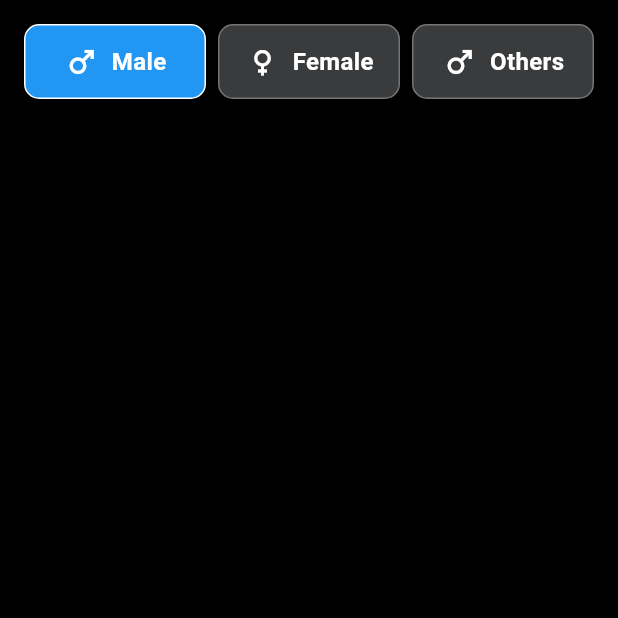
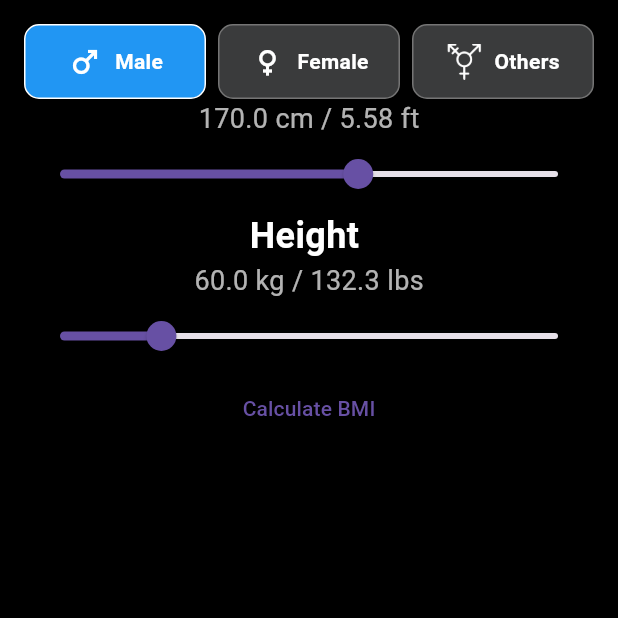
Before and after one commit to Geopaul94/bmi_calculator, a Flutter app: the screen it shows after launch, on a phone screen of 412 x 824 dp, the top half of it. Run offline on Flutter 3.47's test engine with Material 3 defaults, Android fonts, the phone set to English and light mode, and no system bars.

```diff
--- a/lib/main.dart
+++ b/lib/main.dart
@@ -1,4 +1,5 @@
 import 'package:bmi_calculator/presentation/screens/home_screen.dart';
+import 'package:bmi_calculator/viewmodels/height_weight_slider.dart';
 import 'package:bmi_calculator/viewmodels/bmi_viewmodel.dart';
 import 'package:flutter/material.dart';
 import 'package:provider/provider.dart';
@@ -12,15 +13,19 @@ class MyApp extends StatelessWidget {
 
   @override
   Widget build(BuildContext context) {
-    return ChangeNotifierProvider(
-      create: (context) => BMIViewModel(),
+    return MultiProvider(
+      providers: [
+        ChangeNotifierProvider(create: (_) => HeightWeightSlider()),
+        ChangeNotifierProvider(create: (context) => BMIViewModel()),
+      ],
       child: MaterialApp(
-        title: 'BMI Calculator',
+        debugShowCheckedModeBanner: false,
+        title: 'BMI Calculator v1.1',
         theme: ThemeData(
           primarySwatch: Colors.blue,
           scaffoldBackgroundColor: Colors.black,
         ),
-        home: HomeScreen(),
+        home: const HomeScreen(),
       ),
     );
   }
--- a/lib/models/bmi_model.dart
+++ b/lib/models/bmi_model.dart
@@ -1,15 +1,12 @@
 class BMIModel {
-  final double height;
-  final double weight;
   final String gender;
-  final double? bmi;
+  final double age;
+
   final String? category;
 
   BMIModel({
-    required this.height,
-    required this.weight,
     required this.gender,
-    this.bmi,
+    required this.age,
     this.category,
   });
 
@@ -19,12 +16,11 @@ class BMIModel {
     String? gender,
     double? bmi,
     String? category,
+    double? age,
   }) {
     return BMIModel(
-      height: height ?? this.height,
-      weight: weight ?? this.weight,
       gender: gender ?? this.gender,
-      bmi: bmi ?? this.bmi,
+      age: age ?? this.age,
       category: category ?? this.category,
     );
   }
--- a/lib/presentation/screens/home_screen.dart
+++ b/lib/presentation/screens/home_screen.dart
@@ -1,19 +1,24 @@
+import 'package:bmi_calculator/presentation/screens/result_screen.dart';
+import 'package:bmi_calculator/viewmodels/height_weight_slider.dart';
+import 'package:bmi_calculator/presentation/widgets/custom_text.dart';
 import 'package:bmi_calculator/presentation/widgets/custome_gender_container.dart';
+import 'package:bmi_calculator/utilities/constants/constants.dart';
 import 'package:bmi_calculator/viewmodels/bmi_viewmodel.dart';
 import 'package:flutter/material.dart';
 import 'package:provider/provider.dart';
 
 class HomeScreen extends StatelessWidget {
-  HomeScreen({super.key});
+  const HomeScreen({super.key});
 
   @override
   Widget build(BuildContext context) {
     final screenSize = MediaQuery.of(context).size;
     final isSmallScreen = screenSize.width < 600;
     final viewModel = Provider.of<BMIViewModel>(context);
+    final sliderProvider = Provider.of<HeightWeightSlider>(context);
 
     return Scaffold(
-      backgroundColor: Colors.black,
+      backgroundColor: black,
       body: SafeArea(
         child: SingleChildScrollView(
           child: Padding(
@@ -24,7 +29,7 @@ class HomeScreen extends StatelessWidget {
             child: Column(
               children: [
                 Center(
-                  child: Container(
+                  child: SizedBox(
                     width: double.infinity,
                     child: Column(
                       children: [
@@ -36,8 +41,9 @@ class HomeScreen extends StatelessWidget {
                                 onTap: () => viewModel.updateGender('Male'),
                                 child: CustomeGenderContainer(
                                   text: "Male",
-                                  icon: Icon(Icons.male),
-                                  isSelected: viewModel.bmiModel.gender == 'Male',
+                                  icon: const Icon(Icons.male),
+                                  isSelected:
+                                      viewModel.bmiModel.gender == 'Male',
                                 ),
                               ),
                             ),
@@ -47,8 +53,9 @@ class HomeScreen extends StatelessWidget {
                                 onTap: () => viewModel.updateGender('Female'),
                                 child: CustomeGenderContainer(
                                   text: "Female",
-                                  icon: Icon(Icons.female),
-                                  isSelected: viewModel.bmiModel.gender == 'Female',
+                                  icon: const Icon(Icons.female),
+                                  isSelected:
+                                      viewModel.bmiModel.gender == 'Female',
                                 ),
                               ),
                             ),
@@ -58,17 +65,73 @@ class HomeScreen extends StatelessWidget {
                                 onTap: () => viewModel.updateGender('Others'),
                                 child: CustomeGenderContainer(
                                   text: "Others",
-                                  icon: Icon(Icons.male),
-                                  isSelected: viewModel.bmiModel.gender == 'Others',
+                                  icon: null,
+                                  imageOthers: Image.asset(
+                                      'assets/images/gender-others.png',
+                                      width: 32,
+                                      height: 32,
+                                      color: white),
+                                  isSelected:
+                                      viewModel.bmiModel.gender == 'Others',
                                 ),
                               ),
                             ),
                           ],
                         ),
+                        Text(
+                          "${sliderProvider.height.toStringAsFixed(1)} cm / "
+                          "${sliderProvider.heightInFeet.toStringAsFixed(2)} ft",
+                          style: const TextStyle(
+                              color: Colors.white70, fontSize: 18),
+                        ),
+                        Slider(
+                          value: sliderProvider.height,
+                          min: 50,
+                          max: 250,
+                          divisions: 200,
+                          label:
+                              "${sliderProvider.height.toStringAsFixed(1)} cm",
+                          onChanged: (value) {
+                            sliderProvider.updateHeight(value);
+                          },
+                        ),
+                        const CustomText(
+                            text: "Height ",
+                            fontSize: 24,
+                            color: white,
+                            fontWeight: FontWeight.w600),
+                        Text(
+                          "${sliderProvider.weight.toStringAsFixed(1)} kg / "
+                          "${sliderProvider.weightInPounds.toStringAsFixed(1)} lbs",
+                          style: const TextStyle(
+                              color: Colors.white70, fontSize: 18),
+                        ),
+                        Slider(
+                          value: sliderProvider.weight,
+                          min: 30,
+                          max: 180,
+                          divisions: 150,
+                          label:
+                              "${sliderProvider.weight.toStringAsFixed(1)} kg",
+                          onChanged: (value) {
+                            sliderProvider.updateWeight(value);
+                          },
+                        ),
                       ],
                     ),
                   ),
                 ),
+                TextButton(
+                    onPressed: () {
+                      final result = sliderProvider.calculateBMI();
+                      Navigator.push(
+                          context,
+                          MaterialPageRoute(
+                              builder: (context) => ResultScreen(
+                                    bmiResult: result,
+                                  )));
+                    },
+                    child: const Text("Calculate BMI")),
               ],
             ),
           ),
--- /dev/null
+++ b/lib/presentation/widgets/custom_text.dart
@@ -0,0 +1,27 @@
+import 'package:flutter/material.dart';
+
+class CustomText extends StatelessWidget {
+  final String text;
+  final double fontSize;
+  final Color color;
+  final FontWeight fontWeight;
+
+  const CustomText(
+      {super.key,
+      required this.text,
+      required this.fontSize,
+      required this.color,
+      required this.fontWeight});
+
+  @override
+  Widget build(BuildContext context) {
+    return Text(
+      text,
+      style: TextStyle(
+        fontSize: fontSize,
+        color: color,
+        fontWeight: fontWeight,
+      ),
+    );
+  }
+}
--- a/lib/presentation/widgets/custome_gender_container.dart
+++ b/lib/presentation/widgets/custome_gender_container.dart
@@ -1,16 +1,71 @@
 import 'package:bmi_calculator/utilities/constants/constants.dart';
 import 'package:flutter/material.dart';
 
+// class CustomeGenderContainer extends StatelessWidget {
+//   final String text;
+//   final Icon? icon;
+//   final bool isSelected;
+//   final Image? imageOthers;
+
+//   CustomeGenderContainer(
+//       {super.key,
+//       required this.text,
+//       this.icon,
+//       this.isSelected = false,
+//       this.imageOthers});
+
+//   @override
+//   Widget build(BuildContext context) {
+//     final screenSize = MediaQuery.of(context).size;
+//     final isSmallScreen = screenSize.width < 600;
+
+//     return Container(
+//       padding: EdgeInsets.all(isSmallScreen ? 12.0 : 16.0),
+//       decoration: BoxDecoration(
+//         color: isSelected ? Colors.blue : darkGrey,
+//         borderRadius: BorderRadius.circular(10),
+//         border: Border.all(
+//           color: isSelected
+//               ? Colors.white
+//               : Colors.grey[600]!, // The color of your border
+//           width: 1.0,
+//         ),
+//       ),
+//       child: Row(
+//         mainAxisAlignment: MainAxisAlignment.center,
+//         children: [
+//           Icon(
+//             icon!.icon,
+//             size: isSmallScreen ? 24.0 : 32.0,
+//             color: Colors.white,
+//           ),
+//           SizedBox(width: isSmallScreen ? 8.0 : 12.0),
+//           Text(
+//             text,
+//             style: TextStyle(
+//               fontSize: isSmallScreen ? 16.0 : 20.0,
+//               fontWeight: FontWeight.bold,
+//               color: Colors.white,
+//             ),
+//           ),
+//         ],
+//       ),
+//     );
+//   }
+// }
+
 class CustomeGenderContainer extends StatelessWidget {
   final String text;
-  final Icon icon;
+  final Icon? icon;
   final bool isSelected;
+  final Image? imageOthers;
 
-  CustomeGenderContainer({
+  const CustomeGenderContainer({
     super.key,
     required this.text,
-    required this.icon,
+    this.icon,
     this.isSelected = false,
+    this.imageOthers,
   });
 
   @override
@@ -24,28 +79,40 @@ class CustomeGenderContainer extends StatelessWidget {
         color: isSelected ? Colors.blue : darkGrey,
         borderRadius: BorderRadius.circular(10),
         border: Border.all(
-      color:isSelected? Colors.white: Colors.grey[600]!, // The color of your border
-      width: 1.0,              // The thickness of the border
-    ), ),
+          color: isSelected ? Colors.white : Colors.grey[600]!,
+          width: 1.0,
+        ),
+      ),
+      child: FittedBox(
+        // Prevents overflow
+        fit: BoxFit.scaleDown,
         child: Row(
           mainAxisAlignment: MainAxisAlignment.center,
           children: [
+            if (icon != null)
               Icon(
-            icon.icon,
+                icon!.icon,
                 size: isSmallScreen ? 24.0 : 32.0,
                 color: Colors.white,
+              )
+            else if (imageOthers != null)
+              SizedBox(
+                width: isSmallScreen ? 24.0 : 32.0,
+                height: isSmallScreen ? 24.0 : 32.0,
+                child: imageOthers,
               ),
             SizedBox(width: isSmallScreen ? 8.0 : 12.0),
             Text(
               text,
               style: TextStyle(
-              fontSize: isSmallScreen ? 16.0 : 20.0,
+                fontSize: isSmallScreen ? 14.0 : 18.0,
                 fontWeight: FontWeight.bold,
                 color: Colors.white,
               ),
             ),
           ],
         ),
+      ),
     );
   }
 }
--- a/lib/utilities/constants/constants.dart
+++ b/lib/utilities/constants/constants.dart
@@ -1,11 +1,11 @@
 import 'package:flutter/material.dart';
 
-const  black =Colors.black;
-const  white =Colors.white;
-const  grey =Colors.grey;
-const  red =Colors.red;
-const  blue =Colors.blue;
-const  green =Colors.green;
-const  yellow =Colors.yellow;
-const  darkGrey =    const Color(0xFF3A3B3C);
-const  lightGrey =Color(0xff111328);
+const black = Colors.black;
+const white = Colors.white;
+const grey = Colors.grey;
+const red = Colors.red;
+const blue = Colors.blue;
+const green = Colors.green;
+const yellow = Colors.yellow;
+const darkGrey = Color(0xFF3A3B3C);
+const lightGrey = Color(0xff111328);
--- /dev/null
+++ b/lib/viewmodels/height_weight_slider.dart
@@ -0,0 +1,34 @@
+import 'package:flutter/material.dart';
+
+class HeightWeightSlider extends ChangeNotifier {
+  double _height = 170.0; // in cm
+  double _weight = 60.0; // in kg
+
+  double get height => _height;
+  double get weight => _weight;
+
+  double get heightInFeet => _height / 30.48;
+  double get weightInPounds => _weight * 2.20462;
+
+  void updateHeight(double newHeight) {
+    _height = newHeight;
+    notifyListeners();
+  }
+
+  void updateWeight(double newWeight) {
+    _weight = newWeight;
+    notifyListeners();
+  }
+
+  void reset() {
+    _height = 170.0;
+    _weight = 60.0;
+    notifyListeners();
+  }
+
+  double calculateBMI() {
+    double heightInMeters = height / 100;
+    double bmi = weight / (heightInMeters * heightInMeters);
+    return bmi;
+  }
+}
--- a/pubspec.yaml
+++ b/pubspec.yaml
@@ -59,8 +59,8 @@ flutter:
   uses-material-design: true
 
   # To add assets to your application, add an assets section, like this:
-  # assets:
-  #   - images/a_dot_burr.jpeg
+  assets:
+   - assets/images/
   #   - images/a_dot_ham.jpeg
 
   # An image asset can refer to one or more resolution-specific "variants", see
```
Also changed, not shown: cloudbuild.yaml (added, +97 -0 lines), lib/presentation/screens/result_screen.dart (added, +39 -0 lines), lib/presentation/widgets/customheightslider.dart (added, +10 -0 lines), lib/viewmodels/bmi_viewmodel.dart (+2 -36 lines), assets/images/gender-others.png (added), 2 other files. Lines whose indentation alone changed are shown as unchanged.
